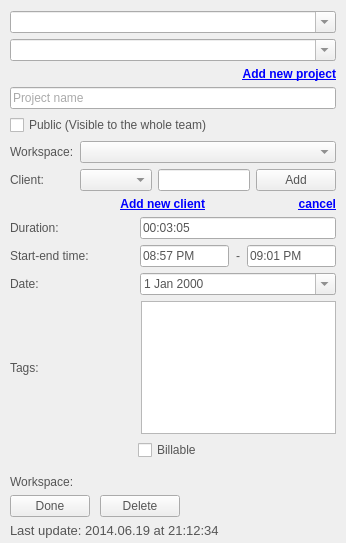
Old version of the form src/ui/linux/TogglDesktop/timeentryeditorwidget.ui in the repository toggl-open-source/toggldesktop.
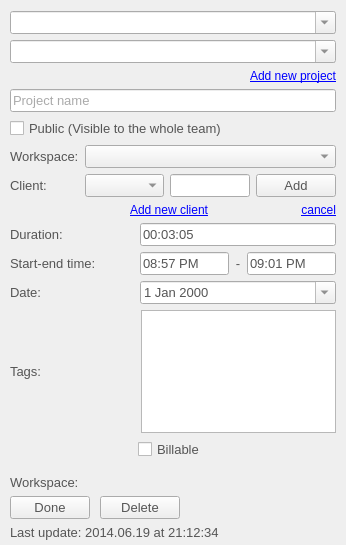
New version of the form.

Commit message: Set font sizes in px to avoid DPI issues (linux), #808

```diff
--- a/src/ui/linux/TogglDesktop/timeentryeditorwidget.ui
+++ b/src/ui/linux/TogglDesktop/timeentryeditorwidget.ui
@@ -7,14 +7,14 @@
     <x>0</x>
     <y>0</y>
     <width>346</width>
-    <height>543</height>
+    <height>545</height>
    </rect>
   </property>
   <property name="windowTitle">
    <string>Form</string>
   </property>
   <property name="styleSheet">
-   <string notr="true">color:rgb(85, 85, 85);</string>
+   <string notr="true">color:rgb(85, 85, 85);font-size:13px;</string>
   </property>
   <layout class="QVBoxLayout" name="verticalLayout">
    <property name="leftMargin">
@@ -80,11 +80,12 @@
        <widget class="QLabel" name="addNewProject">
         <property name="font">
          <font>
-          <pointsize>9</pointsize>
-          <weight>75</weight>
-          <bold>true</bold>
+          <pointsize>-1</pointsize>
          </font>
         </property>
+        <property name="styleSheet">
+         <string notr="true">font-size:12px;</string>
+        </property>
         <property name="text">
          <string>&lt;a href=&quot;#&quot;&gt;Add new project&lt;/a&gt;</string>
         </property>
@@ -222,6 +223,9 @@
          </item>
          <item row="2" column="1">
           <widget class="QFrame" name="newClientActions">
+           <property name="styleSheet">
+            <string notr="true">font-size:12px;</string>
+           </property>
            <layout class="QHBoxLayout" name="horizontalLayout_10">
             <property name="leftMargin">
              <number>0</number>
@@ -239,9 +243,7 @@
              <widget class="QLabel" name="addNewClientLabel">
               <property name="font">
                <font>
-                <pointsize>9</pointsize>
-                <weight>75</weight>
-                <bold>true</bold>
+                <pointsize>-1</pointsize>
                </font>
               </property>
               <property name="text">
@@ -259,9 +261,7 @@
              <widget class="QLabel" name="cancelNewClientLabel">
               <property name="font">
                <font>
-                <pointsize>9</pointsize>
-                <weight>75</weight>
-                <bold>true</bold>
+                <pointsize>-1</pointsize>
                </font>
               </property>
               <property name="text">
@@ -692,9 +692,7 @@
        <widget class="QLabel" name="lastUpdate">
         <property name="font">
          <font>
-          <pointsize>10</pointsize>
-          <weight>50</weight>
-          <bold>false</bold>
+          <pointsize>-1</pointsize>
          </font>
         </property>
         <property name="text">
```
The commit also changes 9 other files.
